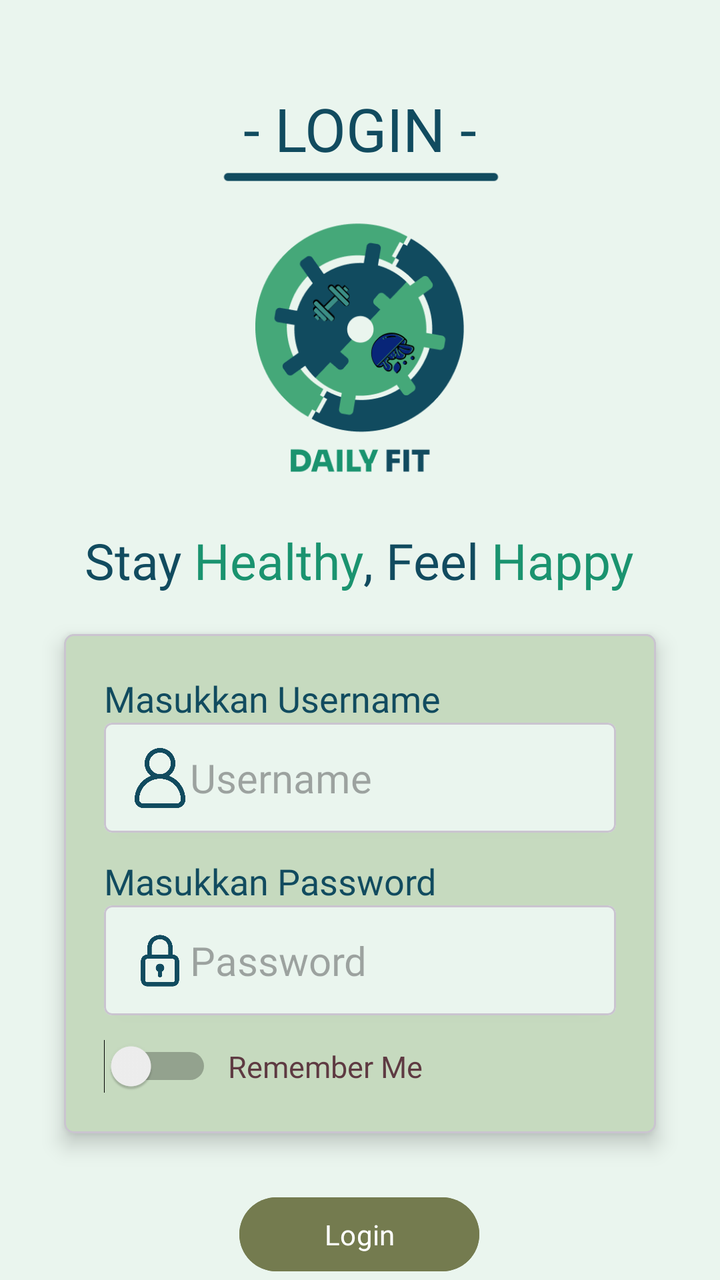
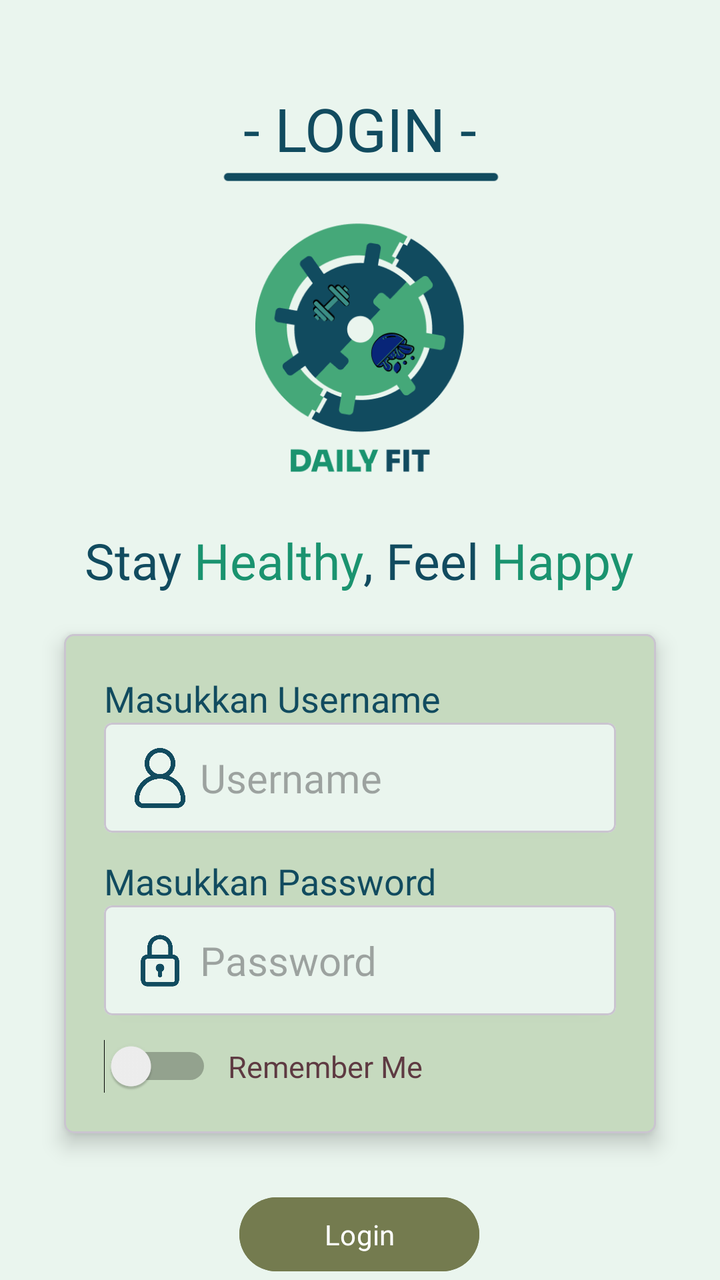

Screens rendered from an Android XML layout before and after an edit, with the pre-edit source and the edit as a unified diff.
<!-- AndroidManifest.xml: application theme Theme.Sherine_TIA -->
<!-- res/layout/activity_login.xml -->
<?xml version="1.0" encoding="utf-8"?>
<androidx.constraintlayout.widget.ConstraintLayout xmlns:android="http://schemas.android.com/apk/res/android"
    xmlns:app="http://schemas.android.com/apk/res-auto"
    xmlns:tools="http://schemas.android.com/tools"
    android:id="@+id/main"
    android:layout_width="match_parent"
    android:layout_height="match_parent"
    android:background="@color/bgColour"
    tools:context=".LoginActivity">

    <ImageView
        android:id="@+id/imageView"
        android:layout_width="189dp"
        android:layout_height="150dp"
        android:layout_marginTop="9dp"
        app:layout_constraintEnd_toEndOf="parent"
        app:layout_constraintStart_toStartOf="parent"
        app:layout_constraintTop_toBottomOf="@+id/head"
        app:srcCompat="@drawable/logo_daily_fit" />

    <TextView
        android:id="@+id/textView"
        android:layout_width="wrap_content"
        android:layout_height="wrap_content"
        android:layout_marginTop="20dp"
        android:fontFamily="@font/nunito_bold"
        android:text="@string/tagline"
        android:textColor="@color/blue"
        android:textSize="25sp"
        app:layout_constraintEnd_toEndOf="parent"
        app:layout_constraintHorizontal_bias="0.497"
        app:layout_constraintStart_toStartOf="parent"
        app:layout_constraintTop_toBottomOf="@+id/imageView" />

    <com.google.android.material.card.MaterialCardView
        android:id="@+id/cardViewInput"
        android:layout_width="0dp"
        android:layout_height="wrap_content"
        android:layout_marginHorizontal="32dp"
        android:layout_marginTop="20dp"
        android:backgroundTint="@color/cardBg"
        app:cardCornerRadius="5dp"
        app:cardElevation="6dp"
        app:layout_constraintBottom_toTopOf="@+id/btnLogin"
        app:layout_constraintEnd_toEndOf="parent"
        app:layout_constraintStart_toStartOf="parent"
        app:layout_constraintTop_toBottomOf="@+id/textView">

        <androidx.constraintlayout.widget.ConstraintLayout
            android:layout_width="match_parent"
            android:layout_height="wrap_content"
            android:paddingHorizontal="20dp"
            android:paddingVertical="20dp">

            <TextView
                android:id="@+id/txtUsername"
                android:layout_width="wrap_content"
                android:layout_height="wrap_content"
                android:fontFamily="@font/nunito_medium"
                android:text="Masukkan Username"
                android:textColor="@color/blue"
                android:textSize="18sp"
                app:layout_constraintStart_toStartOf="parent"
                app:layout_constraintTop_toTopOf="parent" />

            <com.google.android.material.card.MaterialCardView
                android:id="@+id/cardViewInputUsername"
                android:layout_width="0dp"
                android:layout_height="wrap_content"
                android:backgroundTint="@color/bgColour"
                app:cardCornerRadius="4dp"
                app:cardElevation="2dp"
                app:layout_constraintEnd_toEndOf="parent"
                app:layout_constraintStart_toStartOf="parent"
                app:layout_constraintTop_toBottomOf="@+id/txtUsername">

                <androidx.constraintlayout.widget.ConstraintLayout
                    android:layout_width="match_parent"
                    android:layout_height="wrap_content"
                    android:padding="5dp">

                    <ImageView
                        android:id="@+id/user_img"
                        android:layout_width="30dp"
                        android:layout_height="30dp"
                        android:layout_marginStart="8dp"
                        app:layout_constraintBottom_toBottomOf="parent"
                        app:layout_constraintStart_toStartOf="parent"
                        app:layout_constraintTop_toTopOf="parent"
                        app:srcCompat="@drawable/avatar"
                        app:tint="@color/blue" />

                    <EditText
                        android:id="@+id/edtUsername"
                        android:layout_width="0dp"
                        android:layout_height="45dp"
                        android:ems="10"
                        android:fontFamily="@font/nunito_medium"
                        android:hint="Username"
                        android:inputType="text"
                        android:textColor="@color/blue"
                        android:textSize="20sp"
                        android:background="@android:color/transparent"
                        app:layout_constraintBottom_toBottomOf="@+id/user_img"
                        app:layout_constraintEnd_toEndOf="parent"
                        app:layout_constraintHorizontal_bias="0.0"
                        app:layout_constraintStart_toEndOf="@+id/user_img"
                        app:layout_constraintTop_toTopOf="@+id/user_img" />

                </androidx.constraintlayout.widget.ConstraintLayout>
            </com.google.android.material.card.MaterialCardView>

            <TextView
                android:id="@+id/txtPassword"
                android:layout_width="wrap_content"
                android:layout_height="wrap_content"
                android:layout_marginTop="12dp"
                android:fontFamily="@font/nunito_medium"
                android:text="Masukkan Password"
                android:textColor="@color/blue"
                android:textSize="18sp"
                app:layout_constraintStart_toStartOf="parent"
                app:layout_constraintTop_toBottomOf="@+id/cardViewInputUsername" />

            <com.google.android.material.card.MaterialCardView
                android:id="@+id/cardViewInputPassword"
                android:layout_width="0dp"
                android:layout_height="wrap_content"
                android:backgroundTint="@color/bgColour"
                app:cardCornerRadius="4dp"
                app:cardElevation="2dp"
                app:layout_constraintEnd_toEndOf="parent"
                app:layout_constraintStart_toStartOf="parent"
                app:layout_constraintTop_toBottomOf="@+id/txtPassword">

                <androidx.constraintlayout.widget.ConstraintLayout
                    android:layout_width="match_parent"
                    android:layout_height="wrap_content"
                    android:padding="5dp">

                    <ImageView
                        android:id="@+id/user_pass"
                        android:layout_width="30dp"
                        android:layout_height="30dp"
                        android:layout_marginStart="8dp"
                        app:layout_constraintBottom_toBottomOf="parent"
                        app:layout_constraintStart_toStartOf="parent"
                        app:layout_constraintTop_toTopOf="parent"
                        app:srcCompat="@drawable/padlock"
                        app:tint="@color/blue" />

                    <EditText
                        android:id="@+id/edtPassword"
                        android:layout_width="0dp"
                        android:layout_height="45dp"
                        android:ems="10"
                        android:fontFamily="@font/nunito_medium"
                        android:hint="Password"
                        android:inputType="textPassword"
                        android:textColor="@color/blue"
                        android:textSize="20sp"
                        android:background="@android:color/transparent"
                        app:layout_constraintBottom_toBottomOf="@+id/user_pass"
                        app:layout_constraintEnd_toEndOf="parent"
                        app:layout_constraintHorizontal_bias="0.0"
                        app:layout_constraintStart_toEndOf="@+id/user_pass"
                        app:layout_constraintTop_toTopOf="@+id/user_pass" />

                </androidx.constraintlayout.widget.ConstraintLayout>
            </com.google.android.material.card.MaterialCardView>

            <Switch
                android:id="@+id/switchRememberMe"
                android:layout_width="wrap_content"
                android:layout_height="wrap_content"
                android:layout_marginTop="12dp"
                app:layout_constraintBottom_toBottomOf="parent"
                app:layout_constraintStart_toStartOf="parent"
                app:layout_constraintTop_toBottomOf="@+id/cardViewInputPassword" />

            <TextView
                android:id="@+id/textRememberMe"
                android:layout_width="wrap_content"
                android:layout_height="wrap_content"
                android:layout_marginStart="8dp"
                android:fontFamily="@font/cinzel_bold"
                android:text="Remember Me"
                android:textColor="@color/textColour"
                android:textSize="15sp"
                app:layout_constraintBottom_toBottomOf="@+id/switchRememberMe"
                app:layout_constraintStart_toEndOf="@+id/switchRememberMe"
                app:layout_constraintTop_toTopOf="@+id/switchRememberMe" />
        </androidx.constraintlayout.widget.ConstraintLayout>

    </com.google.android.material.card.MaterialCardView>

    <Button
        android:id="@+id/btnLogin"
        android:layout_width="120dp"
        android:layout_height="45dp"
        android:layout_marginHorizontal="32dp"
        android:layout_marginTop="28dp"
        android:backgroundTint="@color/button"
        android:fontFamily="@font/cinzel_bold"
        android:text="Login"
        android:textColor="@color/white"
        app:layout_constraintEnd_toEndOf="parent"
        app:layout_constraintHorizontal_bias="0.498"
        app:layout_constraintStart_toStartOf="parent"
        app:layout_constraintTop_toBottomOf="@+id/cardViewInput" />

    <TextView
        android:id="@+id/textView2"
        android:layout_width="wrap_content"
        android:layout_height="wrap_content"
        android:layout_marginTop="8dp"
        android:clickable="true"
        android:focusable="true"
        android:fontFamily="@font/cinzel_bold"
        android:text="Register"
        android:textColor="@color/textColour"
        android:textSize="15sp"
        app:layout_constraintEnd_toEndOf="parent"
        app:layout_constraintStart_toStartOf="parent"
        app:layout_constraintTop_toBottomOf="@+id/btnLogin" />

    <TextView
        android:id="@+id/head"
        android:layout_width="wrap_content"
        android:layout_height="wrap_content"
        android:layout_marginTop="44dp"
        android:fontFamily="@font/sora_bold"
        android:text="- LOGIN -"
        android:textColor="@color/blue"
        android:textSize="30sp"
        app:layout_constraintEnd_toEndOf="parent"
        app:layout_constraintStart_toStartOf="parent"
        app:layout_constraintTop_toTopOf="parent" />

    <ImageView
        android:id="@+id/imageView3"
        android:layout_width="555dp"
        android:layout_height="169dp"
        android:layout_marginTop="4dp"
        app:layout_constraintEnd_toEndOf="parent"
        app:layout_constraintStart_toStartOf="parent"
        app:layout_constraintTop_toTopOf="parent"
        app:srcCompat="@drawable/line"
        app:tint="@color/blue" />

</androidx.constraintlayout.widget.ConstraintLayout>
<!-- resources referenced by this layout -->
<resources>
  <color name="bgColour">#EAF5EE</color>
  <color name="blue">#114B5F</color>
  <color name="button">#747B4F</color>
  <color name="cardBg">#C6DABF</color>
  <color name="textColour">#5E3A42</color>
  <color name="white">#FFFFFFFF</color>
  <!-- drawable avatar: png bitmap (drawable, 8024 bytes) -->
  <!-- drawable line: png bitmap (drawable, 1503 bytes) -->
  <!-- drawable logo_daily_fit: png bitmap (drawable, 26245 bytes) -->
  <!-- drawable padlock: png bitmap (drawable, 8373 bytes) -->
  <string name="tagline"><font color="#114B5F">"Stay </font><font color="#1A936F">Healthy"</font><font color="#114B5F">, Feel</font><font color="#1A936F"> Happy"</font></string>
  <style name="Theme.Sherine_TIA" parent="Base.Theme.Sherine_TIA" />
  <style name="Base.Theme.Sherine_TIA" parent="Theme.Material3.DayNight.NoActionBar">
          
          
      </style>
</resources>

<!-- the commit's change to res/layout/activity_login.xml (unified diff, before → after) -->
@@ -94,13 +94,14 @@
                         android:id="@+id/edtUsername"
                         android:layout_width="0dp"
                         android:layout_height="45dp"
+                        android:layout_marginStart="5dp"
+                        android:background="@android:color/transparent"
                         android:ems="10"
                         android:fontFamily="@font/nunito_medium"
                         android:hint="Username"
                         android:inputType="text"
                         android:textColor="@color/blue"
                         android:textSize="20sp"
-                        android:background="@android:color/transparent"
                         app:layout_constraintBottom_toBottomOf="@+id/user_img"
                         app:layout_constraintEnd_toEndOf="parent"
                         app:layout_constraintHorizontal_bias="0.0"
@@ -153,13 +154,14 @@
                         android:id="@+id/edtPassword"
                         android:layout_width="0dp"
                         android:layout_height="45dp"
+                        android:layout_marginStart="5dp"
+                        android:background="@android:color/transparent"
                         android:ems="10"
                         android:fontFamily="@font/nunito_medium"
                         android:hint="Password"
                         android:inputType="textPassword"
                         android:textColor="@color/blue"
                         android:textSize="20sp"
-                        android:background="@android:color/transparent"
                         app:layout_constraintBottom_toBottomOf="@+id/user_pass"
                         app:layout_constraintEnd_toEndOf="parent"
                         app:layout_constraintHorizontal_bias="0.0"
